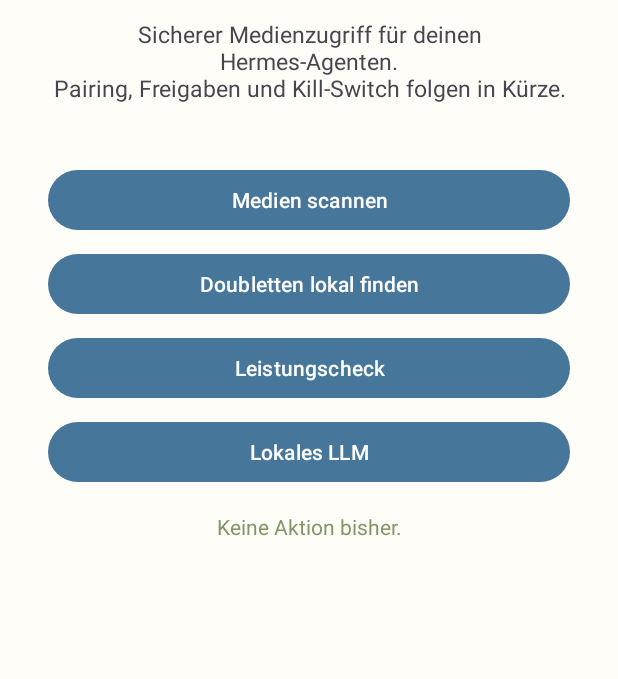
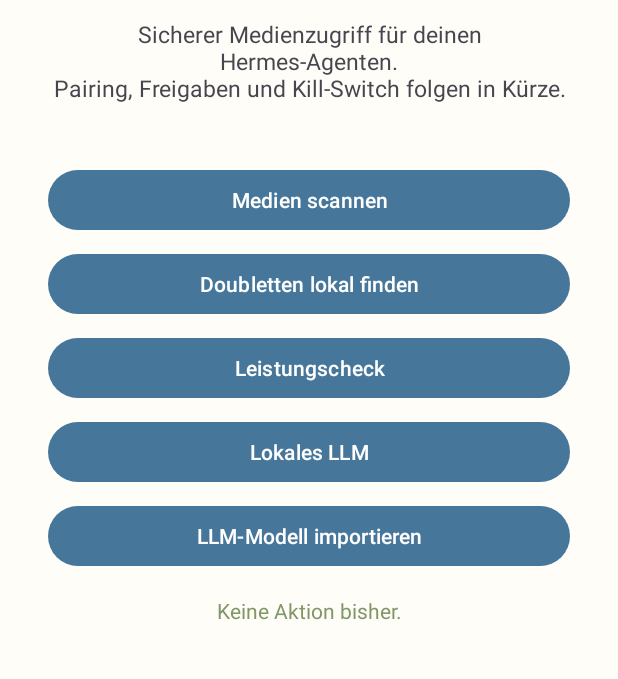
Before and after one commit to wgiove/hemes-android-app, an Android app: the screen it shows after launch (MainActivity), on a phone screen of 412 x 824 dp, the part 125-804 px from its top. Run offline under Robolectric (Android 15) with nearby library versions, the light colour scheme and no system bars.

Commit message:
feat: add local LLM model import through Android file picker

```diff
--- a/app/app/src/main/res/layout/activity_main.xml
+++ b/app/app/src/main/res/layout/activity_main.xml
@@ -77,6 +77,17 @@
         app:layout_constraintStart_toStartOf="parent"
         app:layout_constraintTop_toBottomOf="@id/btn_benchmark" />
 
+    <Button
+        android:id="@+id/btn_llm_import"
+        android:layout_width="0dp"
+        android:layout_height="wrap_content"
+        android:layout_marginHorizontal="32dp"
+        android:layout_marginTop="8dp"
+        android:text="LLM-Modell importieren"
+        app:layout_constraintEnd_toEndOf="parent"
+        app:layout_constraintStart_toStartOf="parent"
+        app:layout_constraintTop_toBottomOf="@id/btn_llm" />
+
     <TextView
         android:id="@+id/status"
         android:layout_width="0dp"
@@ -89,7 +100,7 @@
         android:textSize="14sp"
         app:layout_constraintEnd_toEndOf="parent"
         app:layout_constraintStart_toStartOf="parent"
-        app:layout_constraintTop_toBottomOf="@id/btn_llm" />
+        app:layout_constraintTop_toBottomOf="@id/btn_llm_import" />
 
     <androidx.recyclerview.widget.RecyclerView
         android:id="@+id/recycler"
```
Also changed, not shown: app/app/src/main/java/de/adversum/hermescompanion/MainActivity.kt (+32 -0 lines).
